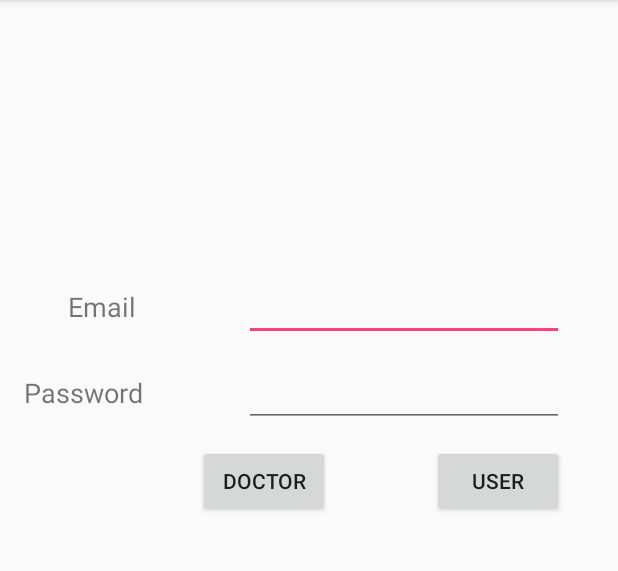
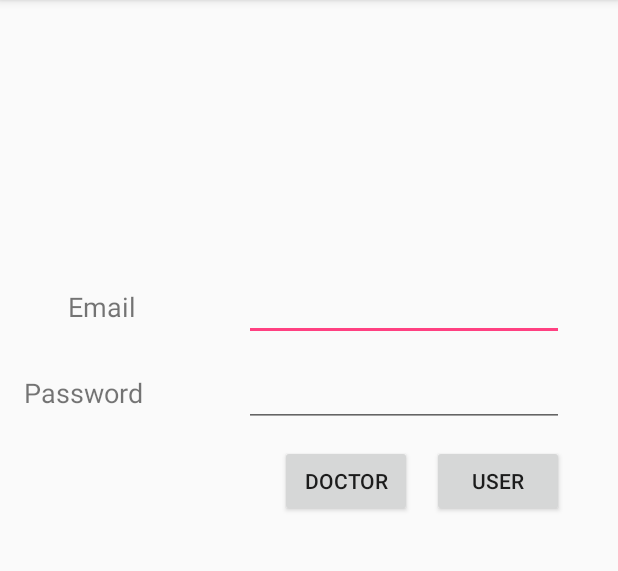
Before and after one commit to delaware2017/team-10, an Android app: the LoginActivity screen opened directly, with no data from a screen before it, on a phone screen of 412 x 824 dp, the part 84-655 px from its top. Run offline under Robolectric (Android 15) with nearby library versions, the phone set to English and light mode, and no system bars.

Commit message:
Update constraints

```diff
--- a/WholesomeWave/app/src/main/res/layout/login_screen.xml
+++ b/WholesomeWave/app/src/main/res/layout/login_screen.xml
@@ -55,9 +55,12 @@
         android:layout_width="wrap_content"
 
         android:layout_height="wrap_content"
+        android:layout_marginEnd="8dp"
         android:layout_marginStart="132dp"
         android:text="Doctor"
         app:layout_constraintBaseline_toBaselineOf="@+id/docBtn"
+        app:layout_constraintEnd_toStartOf="@+id/docBtn"
+        app:layout_constraintHorizontal_bias="0.906"
         app:layout_constraintStart_toStartOf="parent" />
 
     <Button
@@ -65,12 +68,9 @@
         android:layout_width="wrap_content"
         android:layout_height="wrap_content"
         android:layout_marginEnd="36dp"
-        android:layout_marginStart="16dp"
         android:layout_marginTop="12dp"
         android:text="User"
         app:layout_constraintEnd_toEndOf="parent"
-        app:layout_constraintHorizontal_bias="1.0"
-        app:layout_constraintStart_toEndOf="@+id/usrBtn"
         app:layout_constraintTop_toBottomOf="@+id/pWordText" />
 
     <TextView
```
